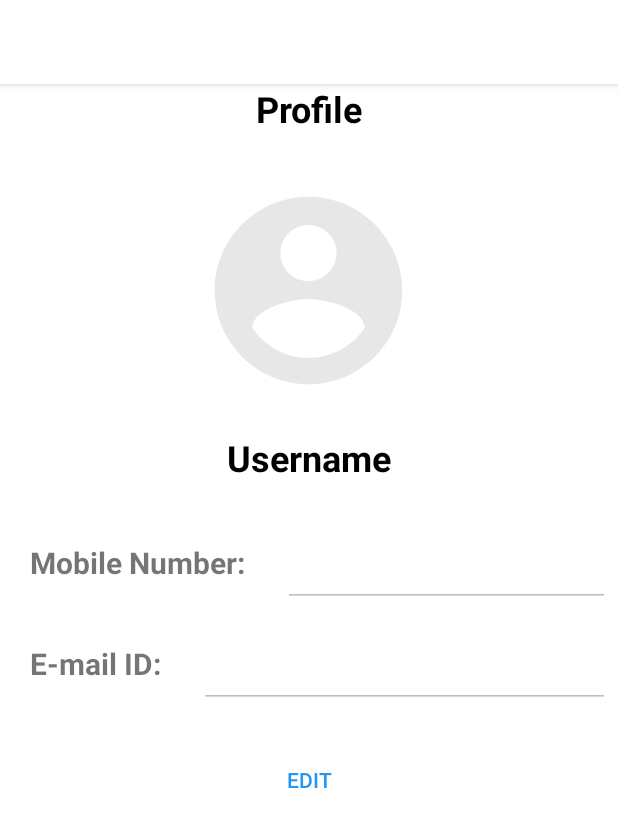
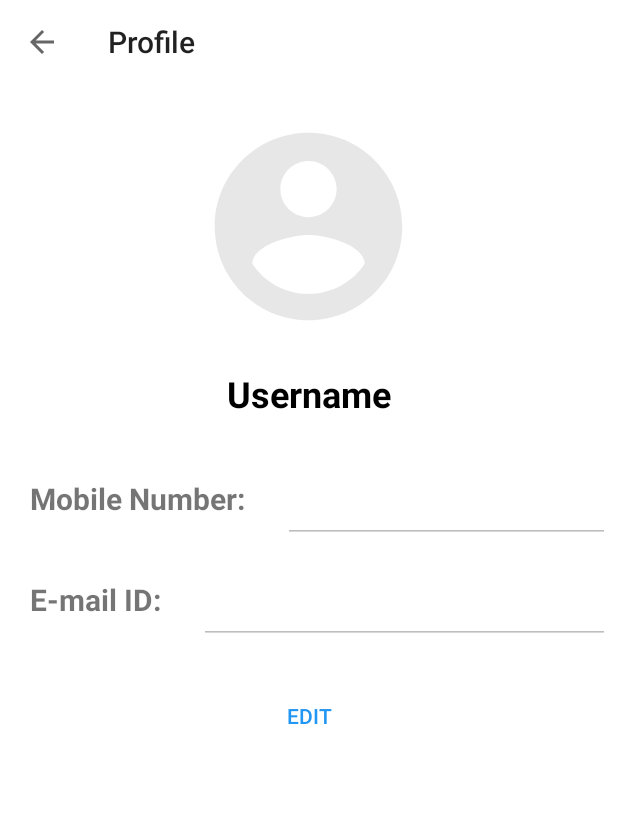
Before and after one commit to ambivan/iSAFEAssistDriver, an Android app: the screen it shows after launch once a user with an empty profile is signed in (ProfileActivity), in the side drawer, after a tap on "Profile", on a phone screen of 412 x 824 dp. Shown: the top 827 px of the screen. Run offline under Robolectric (Android 15) with nearby library versions, the phone set to English and light mode, and no system bars; our stand-ins replace CircleImageView, Firebase (no records; nobody signed in at launch, a user with empty details on screens opened directly).

Commit message:
user profile without pic code added

```diff
--- a/app/src/main/java/com/prateek/isafeassistdriver/MainActivity.java
+++ b/app/src/main/java/com/prateek/isafeassistdriver/MainActivity.java
@@ -2,6 +2,7 @@ package com.prateek.isafeassistdriver;
 
 import android.Manifest;
 import android.app.AlertDialog;
+import android.app.ProgressDialog;
 import android.content.Context;
 import android.content.DialogInterface;
 import android.content.Intent;
@@ -76,6 +77,7 @@ public class MainActivity extends AppCompatActivity
     Switch statuschange;
     TextView textView;
     private BottomSheetBehavior bottomSheetBehavior;
+    ProgressDialog progressDialog;
 
     @Override
     protected void onCreate(Bundle savedInstanceState) {
@@ -89,6 +91,10 @@ public class MainActivity extends AppCompatActivity
         textView= findViewById(R.id.status_text);
         bottomSheetBehavior= BottomSheetBehavior.from(bottom);
 
+        progressDialog= new ProgressDialog(MainActivity.this);
+        progressDialog.setMessage("Getting your Current Location");
+        progressDialog.setCancelable(false);
+        progressDialog.show();
         DrawerLayout drawer = findViewById(R.id.drawer_layout);
         NavigationView navigationView = findViewById(R.id.nav_view);
         ActionBarDrawerToggle toggle = new ActionBarDrawerToggle(
@@ -96,6 +102,7 @@ public class MainActivity extends AppCompatActivity
         drawer.addDrawerListener(toggle);
         toggle.syncState();
         navigationView.setNavigationItemSelectedListener(this);
+
         //mapcode
         if (android.os.Build.VERSION.SDK_INT >= Build.VERSION_CODES.M) {
             checkLocationPermission();
@@ -109,6 +116,15 @@ public class MainActivity extends AppCompatActivity
             @Override
             public void onStateChanged(@NonNull View view, int i) {
 
+                if(status==1){
+                    swipeup.setImageResource(R.drawable.ic_arrow_drop_down_black_24dp);
+                    status=0;
+
+                }else{
+                    swipeup.setImageResource(R.drawable.ic_arrow_drop_up_black_24dp);
+                    status=1;
+
+                }
             }
 
             @Override
@@ -162,8 +178,13 @@ public class MainActivity extends AppCompatActivity
 
         if (id == R.id.nav_notification) {
             // Handle the camera action
+            item.setChecked(false);
+
+
 
         } else if (id == R.id.nav_profile) {
+            item.setChecked(false);
+
             startActivity(new Intent(MainActivity.this, ProfileActivity.class));
 
 
@@ -269,7 +290,8 @@ public class MainActivity extends AppCompatActivity
         markerOptions.icon(BitmapDescriptorFactory.defaultMarker(BitmapDescriptorFactory.HUE_BLUE));
         mCurrLocationMarker = mMap.addMarker(markerOptions);
         mMap.moveCamera(CameraUpdateFactory.newLatLng(latLng));
-        mMap.animateCamera(CameraUpdateFactory.zoomTo(11));
+        mMap.animateCamera(CameraUpdateFactory.zoomTo(12));
+        progressDialog.dismiss();
         if (mGoogleApiClient != null) {
             LocationServices.FusedLocationApi.removeLocationUpdates(mGoogleApiClient, this);
         }
--- a/app/src/main/java/com/prateek/isafeassistdriver/navattr/ProfileActivity.java
+++ b/app/src/main/java/com/prateek/isafeassistdriver/navattr/ProfileActivity.java
@@ -1,10 +1,14 @@
 package com.prateek.isafeassistdriver.navattr;
 
+import android.app.ActionBar;
 import android.app.ProgressDialog;
 import android.support.annotation.NonNull;
 import android.support.v7.app.AppCompatActivity;
 import android.os.Bundle;
+import android.support.v7.widget.Toolbar;
 import android.text.Html;
+import android.view.View;
+import android.view.Window;
 import android.view.WindowManager;
 import android.widget.Button;
 import android.widget.EditText;
@@ -31,6 +35,7 @@ public class ProfileActivity extends AppCompatActivity {
     TextView username;
     DatabaseReference databaseReference;
     ProgressDialog progressDialog;
+    ActionBar actionBar;
 
 
     @Override
@@ -41,6 +46,11 @@ public class ProfileActivity extends AppCompatActivity {
         email = findViewById(R.id.user_emailid);
         username = findViewById(R.id.userprofile_username);
         edit = findViewById(R.id.edit_profile_btn);
+        Toolbar toolbar = findViewById(R.id.toolbar2);
+        setSupportActionBar(toolbar);
+        getSupportActionBar().setDisplayHomeAsUpEnabled(true);
+        getSupportActionBar().setDisplayShowHomeEnabled(true);
+        getSupportActionBar().setTitle("Profile");
         edit.setText("Edit");
         driver = new Driver();
         getWindow().setSoftInputMode(
@@ -56,9 +66,27 @@ public class ProfileActivity extends AppCompatActivity {
         progressDialog.setCancelable(false);
         loadinfo();
 
+        edit.setOnClickListener(new View.OnClickListener() {
+            @Override
+            public void onClick(View v) {
+                if (edit.getText().toString().equals("Edit")) {
+
+                    mobileno.setEnabled(true);
+                    email.setEnabled(true);
+                    edit.setText("Save");
+
+                } else {
+                    mobileno.setEnabled(false);
+                    email.setEnabled(false);
+                    edit.setText("Edit");
+
+                }
+            }
+        });
+
     }
 
-    private void loadinfo(){
+    private void loadinfo() {
 
         databaseReference.addValueEventListener(new ValueEventListener() {
             @Override
@@ -102,4 +130,9 @@ public class ProfileActivity extends AppCompatActivity {
             }
         });
     }
+
+    @Override
+    public void onBackPressed() {
+        super.onBackPressed();
+    }
 }
--- a/app/src/main/res/layout/activity_profile.xml
+++ b/app/src/main/res/layout/activity_profile.xml
@@ -7,8 +7,27 @@
     android:background="#fff"
     tools:context=".navattr.ProfileActivity">
 
+    <android.support.design.widget.AppBarLayout
+        android:layout_width="match_parent"
+        android:layout_height="wrap_content"
+        app:elevation="0dp"
+        android:background="@android:color/transparent"
+        android:theme="@style/DrawerArrowStyle">
+
+        <android.support.v7.widget.Toolbar
+            android:id="@+id/toolbar2"
+            android:layout_width="match_parent"
+            android:layout_height="?attr/actionBarSize"
+            app:popupTheme="@style/DrawerArrowStyle" >
+
+
+        </android.support.v7.widget.Toolbar>
+
+    </android.support.design.widget.AppBarLayout>
+
     <ScrollView
         android:layout_width="match_parent"
+        android:layout_marginTop="?attr/actionBarSize"
         android:layout_height="match_parent">
 
         <LinearLayout
@@ -16,18 +35,10 @@
             android:layout_height="wrap_content"
             android:layout_gravity="top|center"
             android:gravity="center"
+
             android:orientation="vertical">
 
-            <TextView
-                android:layout_width="match_parent"
-                android:layout_height="wrap_content"
-                android:text="Profile"
-                android:layout_gravity="center"
-                android:gravity="center"
-                android:textSize="24dp"
-                android:textStyle="bold"
-                android:textColor="#000"
-                android:layout_marginBottom="10dp"/>
+
 
             <de.hdodenhof.circleimageview.CircleImageView
                 android:id="@+id/user_circular_profile"
--- a/app/src/main/res/layout/nav_header_main.xml
+++ b/app/src/main/res/layout/nav_header_main.xml
@@ -3,7 +3,7 @@
     xmlns:app="http://schemas.android.com/apk/res-auto"
     android:layout_width="match_parent"
     android:layout_height="@dimen/nav_header_height"
-    android:background="#BEFFC107"
+    android:background="@drawable/navheadercolor"
     android:gravity="bottom"
     android:orientation="vertical"
     android:paddingLeft="@dimen/activity_horizontal_margin"
--- a/app/src/main/res/menu/activity_main_drawer.xml
+++ b/app/src/main/res/menu/activity_main_drawer.xml
@@ -3,7 +3,7 @@
     xmlns:tools="http://schemas.android.com/tools"
     tools:showIn="navigation_view">
 
-    <group android:checkableBehavior="single">
+    <group android:checkableBehavior="none">
         <item
             android:id="@+id/nav_notification"
             android:title="Notifications" />
--- a/app/src/main/res/values/colors.xml
+++ b/app/src/main/res/values/colors.xml
@@ -3,4 +3,5 @@
     <color name="colorPrimary">#FFF</color>
     <color name="colorPrimaryDark">#000</color>
     <color name="colorAccent">#D81B60</color>
+    <color name="colorTool">#000</color>
 </resources>
```
Also changed, not shown: app/src/main/AndroidManifest.xml (+4 -3 lines).
